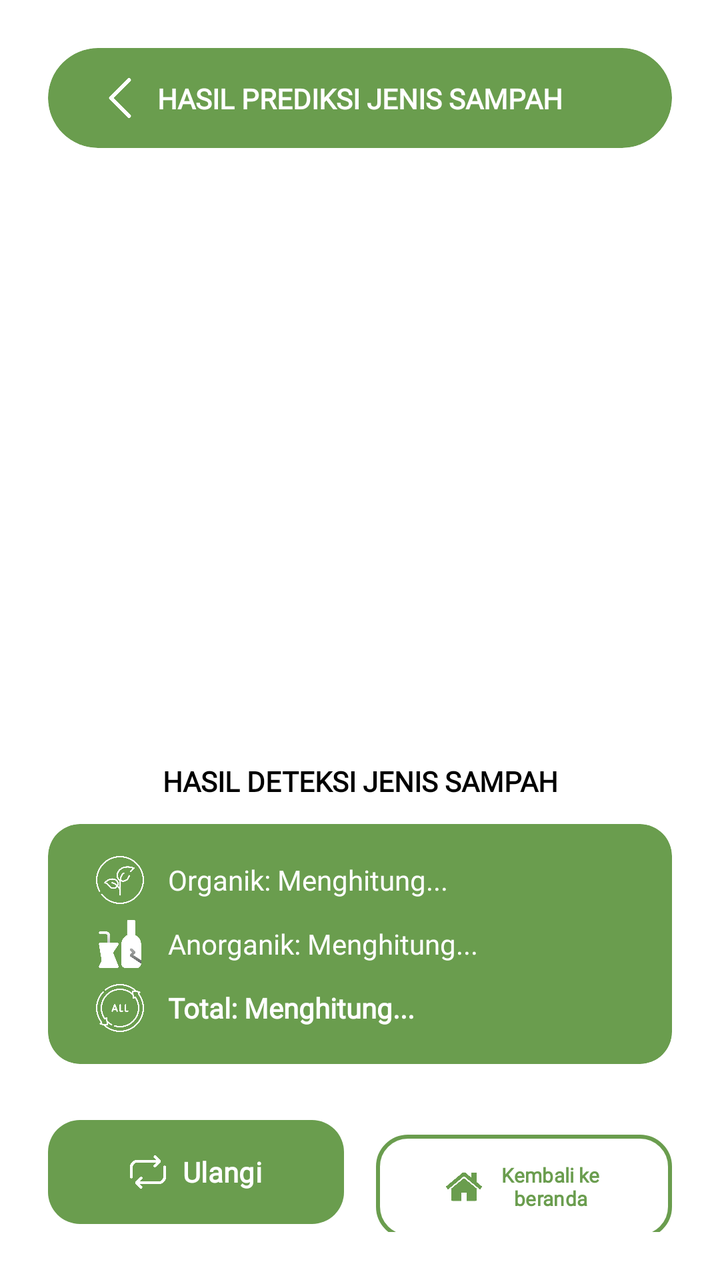
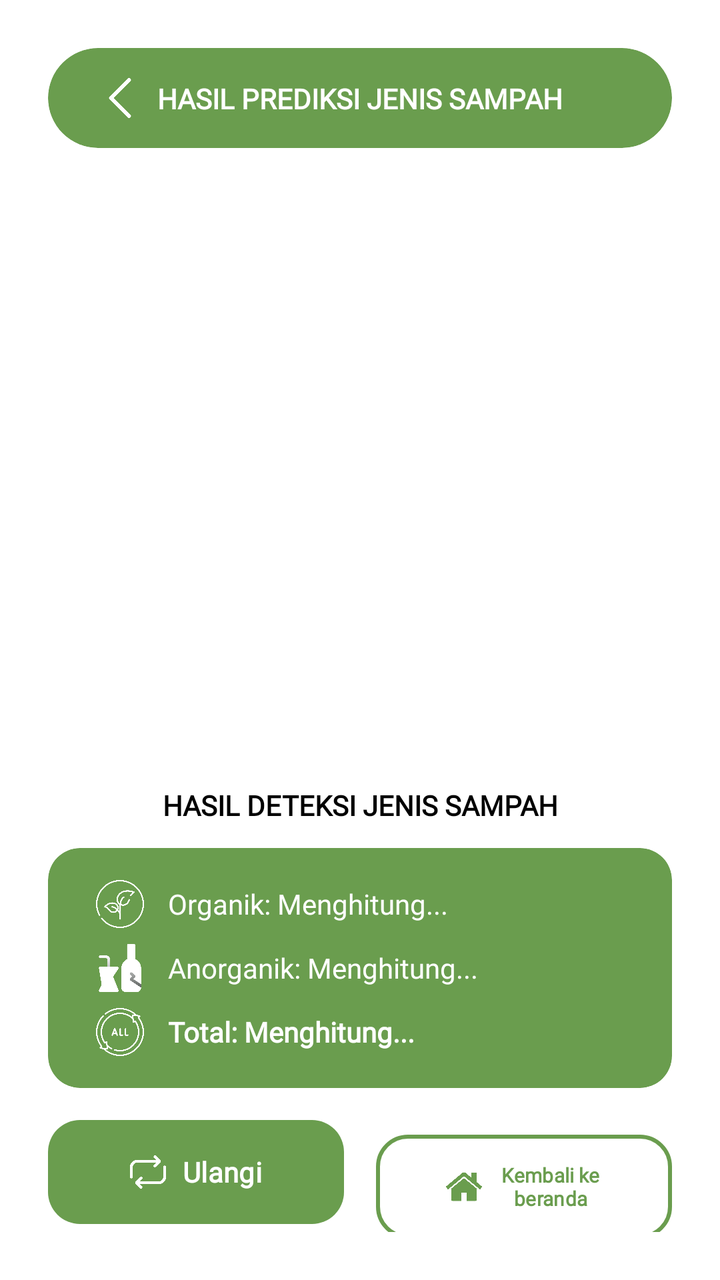

Compare the two renders of this Android layout. The source of the first and the diff that turns it into the second are given below.
<!-- AndroidManifest.xml: application theme Theme.WasteDetection -->
<!-- res/layout/activity_detection_result.xml -->
<?xml version="1.0" encoding="utf-8"?>
<androidx.constraintlayout.widget.ConstraintLayout
    xmlns:android="http://schemas.android.com/apk/res/android"
    xmlns:app="http://schemas.android.com/apk/res-auto"
    xmlns:tools="http://schemas.android.com/tools"
    android:id="@+id/main"
    android:layout_width="match_parent"
    android:layout_height="match_parent"
    android:background="#FFFFFF"
    android:padding="24dp"
    tools:context=".DetectionResultActivity">

    <androidx.cardview.widget.CardView
        android:id="@+id/cvHeaderResult"
        android:layout_width="match_parent"
        android:layout_height="50dp"
        app:cardBackgroundColor="#6A9D4E"
        app:cardCornerRadius="25dp"
        app:cardElevation="0dp"
        app:layout_constraintTop_toTopOf="parent"
        app:layout_constraintStart_toStartOf="parent"
        app:layout_constraintEnd_toEndOf="parent">

        <androidx.constraintlayout.widget.ConstraintLayout
            android:layout_width="match_parent"
            android:layout_height="match_parent">

            <ImageView
                android:id="@+id/btnBackResult"
                android:layout_width="40dp"
                android:layout_height="40dp"
                android:layout_marginStart="16dp"
                android:padding="10dp"
                android:src="@drawable/back"
                app:tint="#FFFFFF"
                android:clickable="true"
                android:focusable="true"
                android:background="?attr/selectableItemBackgroundBorderless"
                app:layout_constraintStart_toStartOf="parent"
                app:layout_constraintTop_toTopOf="parent"
                app:layout_constraintBottom_toBottomOf="parent" />

            <TextView
                android:layout_width="wrap_content"
                android:layout_height="wrap_content"
                android:text="HASIL PREDIKSI JENIS SAMPAH"
                android:textColor="#FFFFFF"
                android:textSize="14sp"
                android:textStyle="bold"
                android:fontFamily="@font/abhaya_libre_regular"
                app:layout_constraintStart_toStartOf="parent"
                app:layout_constraintEnd_toEndOf="parent"
                app:layout_constraintTop_toTopOf="parent"
                app:layout_constraintBottom_toBottomOf="parent" />
        </androidx.constraintlayout.widget.ConstraintLayout>
    </androidx.cardview.widget.CardView>

    <LinearLayout
        android:id="@+id/llBottomActionsResult"
        android:layout_width="match_parent"
        android:layout_height="wrap_content"
        android:orientation="horizontal"
        android:weightSum="2"
        app:layout_constraintBottom_toBottomOf="parent"
        app:layout_constraintStart_toStartOf="parent"
        app:layout_constraintEnd_toEndOf="parent">

        <com.google.android.material.button.MaterialButton
            android:id="@+id/btnScanAgain"
            android:layout_width="0dp"
            android:layout_height="60dp"
            android:layout_weight="1"
            android:layout_marginEnd="8dp"
            android:text="Ulangi"
            android:textColor="#FFFFFF"
            android:textStyle="bold"
            android:fontFamily="@font/abhaya_libre_regular"
            app:icon="@drawable/ulangi"
            app:iconTint="#FFFFFF"
            app:iconGravity="textStart"
            app:backgroundTint="#6A9D4E"
            app:cornerRadius="16dp" />

        <com.google.android.material.button.MaterialButton
            android:id="@+id/btnHome"
            android:layout_width="0dp"
            android:layout_height="60dp"
            android:layout_weight="1"
            android:layout_marginStart="8dp"
            android:text="Kembali ke beranda"
            android:textColor="#6A9D4E"
            android:textSize="10sp"
            android:textStyle="bold"
            android:fontFamily="@font/abhaya_libre_regular"
            app:icon="@drawable/home"
            app:iconTint="#6A9D4E"
            app:iconGravity="textStart"
            app:backgroundTint="#FFFFFF"
            app:strokeColor="#6A9D4E"
            app:strokeWidth="2dp"
            app:cornerRadius="16dp" />
    </LinearLayout>

    <androidx.cardview.widget.CardView
        android:id="@+id/cardStats"
        android:layout_width="match_parent"
        android:layout_height="wrap_content"
        android:layout_marginBottom="24dp"
        app:cardBackgroundColor="#6A9D4E"
        app:cardCornerRadius="16dp"
        app:cardElevation="0dp"
        app:layout_constraintBottom_toTopOf="@id/llBottomActionsResult"
        app:layout_constraintStart_toStartOf="parent"
        app:layout_constraintEnd_toEndOf="parent">

        <LinearLayout
            android:layout_width="match_parent"
            android:layout_height="wrap_content"
            android:orientation="vertical"
            android:paddingHorizontal="24dp"
            android:paddingVertical="16dp">

            <LinearLayout
                android:layout_width="match_parent"
                android:layout_height="wrap_content"
                android:orientation="horizontal"
                android:gravity="center_vertical"
                android:layout_marginBottom="8dp">

                <ImageView
                    android:layout_width="24dp"
                    android:layout_height="24dp"
                    android:src="@drawable/organik" />

                <TextView
                    android:id="@+id/tvOrganikCount"
                    android:layout_width="wrap_content"
                    android:layout_height="wrap_content"
                    android:layout_marginStart="12dp"
                    android:text="Organik: Menghitung..."
                    android:textColor="#FFFFFF"
                    android:textSize="14sp"
                    android:fontFamily="@font/abhaya_libre_regular" />
            </LinearLayout>

            <LinearLayout
                android:layout_width="match_parent"
                android:layout_height="wrap_content"
                android:orientation="horizontal"
                android:gravity="center_vertical"
                android:layout_marginBottom="8dp">

                <ImageView
                    android:layout_width="24dp"
                    android:layout_height="24dp"
                    android:src="@drawable/anorganik" />

                <TextView
                    android:id="@+id/tvAnorganikCount"
                    android:layout_width="wrap_content"
                    android:layout_height="wrap_content"
                    android:layout_marginStart="12dp"
                    android:text="Anorganik: Menghitung..."
                    android:textColor="#FFFFFF"
                    android:textSize="14sp"
                    android:fontFamily="@font/abhaya_libre_regular" />
            </LinearLayout>

            <LinearLayout
                android:layout_width="match_parent"
                android:layout_height="wrap_content"
                android:orientation="horizontal"
                android:gravity="center_vertical">

                <ImageView
                    android:layout_width="24dp"
                    android:layout_height="24dp"
                    android:src="@drawable/total" />

                <TextView
                    android:id="@+id/tvTotalCount"
                    android:layout_width="wrap_content"
                    android:layout_height="wrap_content"
                    android:layout_marginStart="12dp"
                    android:text="Total: Menghitung..."
                    android:textColor="#FFFFFF"
                    android:textSize="14sp"
                    android:textStyle="bold"
                    android:fontFamily="@font/abhaya_libre_regular" />
            </LinearLayout>
        </LinearLayout>
    </androidx.cardview.widget.CardView>

    <TextView
        android:id="@+id/tvResultTitle"
        android:layout_width="wrap_content"
        android:layout_height="wrap_content"
        android:layout_marginBottom="12dp"
        android:text="HASIL DETEKSI JENIS SAMPAH"
        android:textColor="#000000"
        android:textSize="14sp"
        android:textStyle="bold"
        android:fontFamily="@font/abhaya_libre_regular"
        app:layout_constraintBottom_toTopOf="@id/cardStats"
        app:layout_constraintStart_toStartOf="parent"
        app:layout_constraintEnd_toEndOf="parent" />

    <ImageView
        android:id="@+id/imgResult"
        android:layout_width="match_parent"
        android:layout_height="0dp"
        android:layout_marginTop="20dp"
        android:layout_marginBottom="20dp"
        android:scaleType="fitCenter"
        app:layout_constraintTop_toBottomOf="@id/cvHeaderResult"
        app:layout_constraintBottom_toTopOf="@id/tvResultTitle"
        app:layout_constraintStart_toStartOf="parent"
        app:layout_constraintEnd_toEndOf="parent" />

    <ProgressBar
        android:id="@+id/progressBar"
        android:layout_width="wrap_content"
        android:layout_height="wrap_content"
        android:indeterminateTint="#6A9D4E"
        android:visibility="gone"
        app:layout_constraintTop_toTopOf="parent"
        app:layout_constraintBottom_toBottomOf="parent"
        app:layout_constraintStart_toStartOf="parent"
        app:layout_constraintEnd_toEndOf="parent"/>

</androidx.constraintlayout.widget.ConstraintLayout>
<!-- resources referenced by this layout -->
<resources>
  <!-- drawable anorganik: png bitmap (drawable, 12933 bytes) -->
  <!-- drawable back: png bitmap (drawable, 6701 bytes) -->
  <!-- drawable home: png bitmap (drawable, 6259 bytes) -->
  <!-- drawable organik: png bitmap (drawable, 24845 bytes) -->
  <!-- drawable total: png bitmap (drawable, 27824 bytes) -->
  <!-- drawable ulangi: png bitmap (drawable, 8969 bytes) -->
  <style name="Theme.WasteDetection" parent="Base.Theme.WasteDetection" />
  <style name="Base.Theme.WasteDetection" parent="Theme.Material3.DayNight.NoActionBar">
          
          
      </style>
</resources>

<!-- the commit's change to res/layout/activity_detection_result.xml (unified diff, before → after) -->
@@ -105,11 +105,11 @@
         android:id="@+id/cardStats"
         android:layout_width="match_parent"
         android:layout_height="wrap_content"
-        android:layout_marginBottom="24dp"
+        android:layout_marginBottom="12dp"
         app:cardBackgroundColor="#6A9D4E"
         app:cardCornerRadius="16dp"
         app:cardElevation="0dp"
-        app:layout_constraintBottom_toTopOf="@id/llBottomActionsResult"
+        app:layout_constraintBottom_toTopOf="@id/layoutFeedbackPrompt"
         app:layout_constraintStart_toStartOf="parent"
         app:layout_constraintEnd_toEndOf="parent">
 
@@ -191,6 +191,62 @@
         </LinearLayout>
     </androidx.cardview.widget.CardView>
 
+    <LinearLayout
+        android:id="@+id/layoutFeedbackPrompt"
+        android:layout_width="match_parent"
+        android:layout_height="wrap_content"
+        android:layout_marginBottom="12dp"
+        android:gravity="center_horizontal"
+        android:orientation="vertical"
+        android:visibility="gone"
+        app:layout_constraintBottom_toTopOf="@id/llBottomActionsResult"
+        app:layout_constraintEnd_toEndOf="parent"
+        app:layout_constraintStart_toStartOf="parent">
+
+        <TextView
+            android:layout_width="wrap_content"
+            android:layout_height="wrap_content"
+            android:layout_marginBottom="12dp"
+            android:fontFamily="@font/abhaya_libre_regular"
+            android:text="Apakah hasil prediksi jenis sampah ini sudah benar?"
+            android:textColor="#000000"
+            android:textSize="14sp" />
+
+        <LinearLayout
+            android:layout_width="match_parent"
+            android:layout_height="wrap_content"
+            android:orientation="horizontal"
+            android:weightSum="2">
+
+            <com.google.android.material.button.MaterialButton
+                android:id="@+id/btnFeedbackBenar"
+                style="@style/Widget.MaterialComponents.Button.OutlinedButton"
+                android:layout_width="0dp"
+                android:layout_height="55dp"
+                android:layout_marginEnd="8dp"
+                android:layout_weight="1"
+                android:fontFamily="@font/abhaya_libre_regular"
+                android:text="Benar"
+                android:textColor="#6A9D4E"
+                android:textStyle="bold"
+                app:cornerRadius="12dp"
+                app:strokeColor="#6A9D4E" />
+
+            <com.google.android.material.button.MaterialButton
+                android:id="@+id/btnFeedbackTidak"
+                android:layout_width="0dp"
+                android:layout_height="55dp"
+                android:layout_marginStart="8dp"
+                android:layout_weight="1"
+                android:fontFamily="@font/abhaya_libre_regular"
+                android:text="Tidak"
+                android:textColor="#FFFFFF"
+                android:textStyle="bold"
+                app:backgroundTint="#D32F2F"
+                app:cornerRadius="12dp" />
+        </LinearLayout>
+    </LinearLayout>
+
     <TextView
         android:id="@+id/tvResultTitle"
         android:layout_width="wrap_content"
